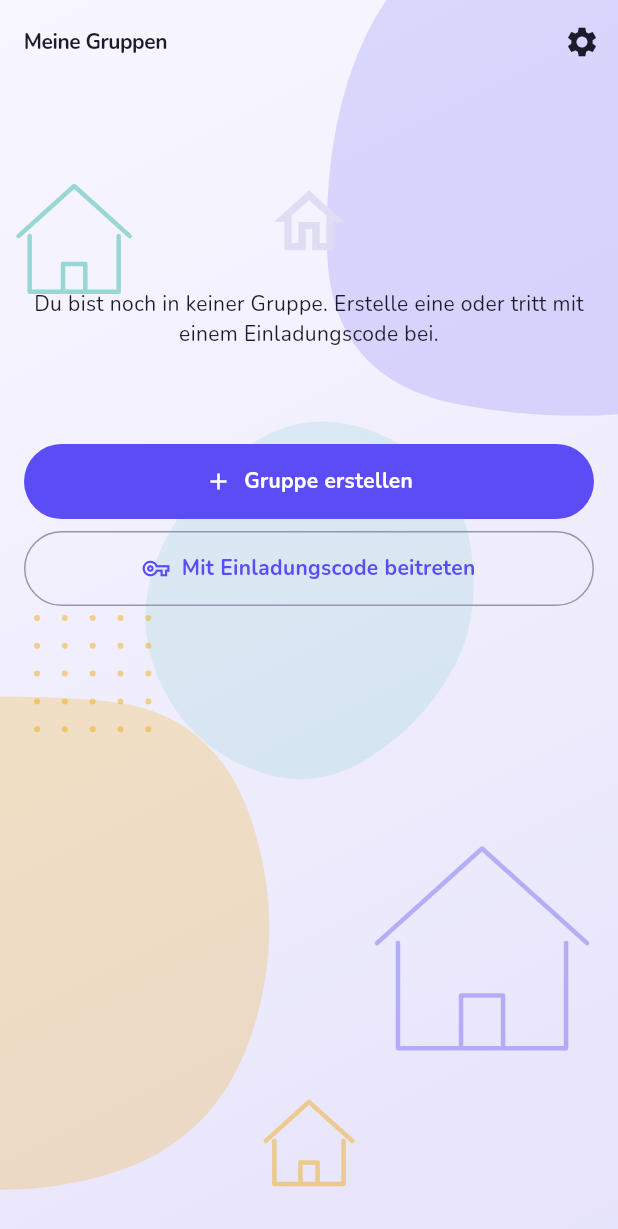
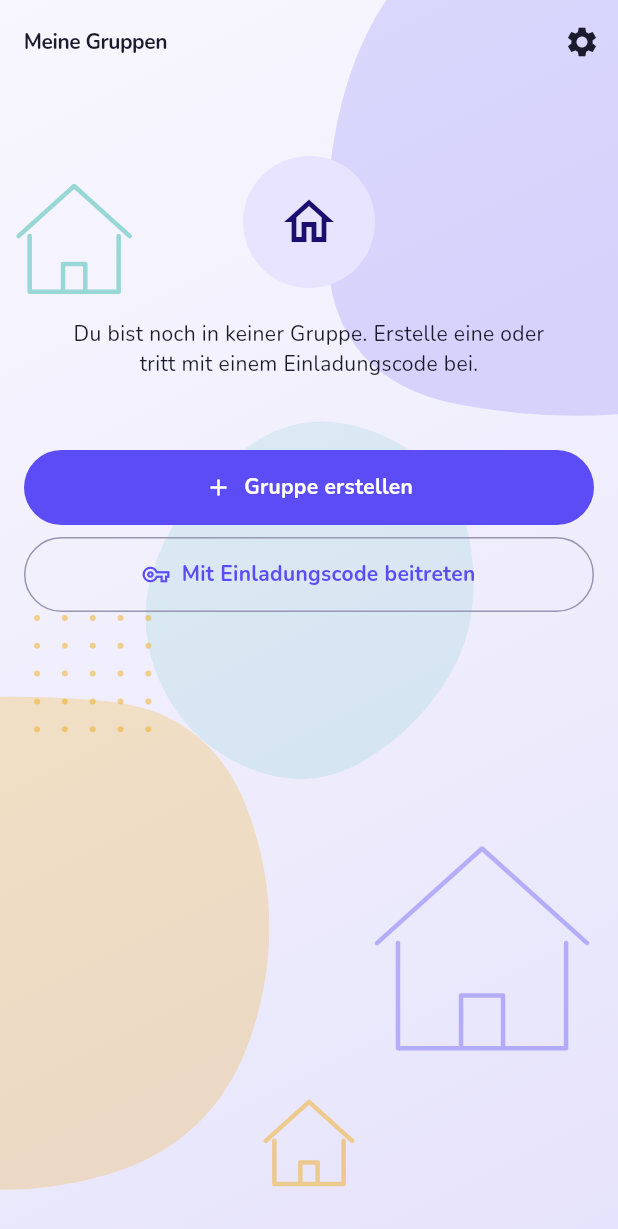
Before and after one commit to hakanemirarslan/WG-App, a Flutter app: the screen it shows once a user with an empty profile is signed in, on a phone screen of 412 x 824 dp. Shown: the top 1229 px of the screen. Run offline on Flutter 3.47's test engine with Material 3 defaults, Android fonts, the phone set to English and light mode, and no system bars; our stand-ins replace flutter_riverpod, go_router, supabase_flutter; accounts and stored records are empty; generated files the repository leaves out were written again.

Commit message:
Add icon badge and optional action to the shared empty state

```diff
--- a/lib/core/error_view.dart
+++ b/lib/core/error_view.dart
@@ -22,8 +22,7 @@ class ErrorView extends StatelessWidget {
           children: [
             Text(l10n.errorGeneric, textAlign: TextAlign.center),
             if (kDebugMode && error != null) SelectableText('$error'),
-            if (onRetry != null)
-              TextButton(onPressed: onRetry, child: Text(l10n.retryButton)),
+            if (onRetry != null) TextButton(onPressed: onRetry, child: Text(l10n.retryButton)),
           ],
         ),
       ),
@@ -36,21 +35,54 @@ class LoadingView extends StatelessWidget {
   const LoadingView({super.key});
 
   @override
-  Widget build(BuildContext context) =>
-      const Center(child: CircularProgressIndicator());
+  Widget build(BuildContext context) => const Center(child: CircularProgressIndicator());
 }
 
-/// Shared empty state: centered, padded message.
+/// Shared empty state: a soft icon badge, the message and an optional action
+/// (both [actionLabel] and [onAction] are needed for the button to show).
 class EmptyView extends StatelessWidget {
-  const EmptyView({super.key, required this.message});
+  const EmptyView({
+    super.key,
+    required this.message,
+    this.icon = Icons.inbox_outlined,
+    this.actionLabel,
+    this.onAction,
+  });
 
   final String message;
+  final IconData icon;
+  final String? actionLabel;
+  final VoidCallback? onAction;
 
   @override
-  Widget build(BuildContext context) => Center(
-    child: Padding(
-      padding: const EdgeInsets.all(32),
-      child: Text(message, textAlign: TextAlign.center),
-    ),
-  );
+  Widget build(BuildContext context) {
+    final scheme = Theme.of(context).colorScheme;
+    final showAction = actionLabel != null && onAction != null;
+    return Center(
+      child: Padding(
+        padding: const EdgeInsets.all(32),
+        child: Column(
+          mainAxisSize: MainAxisSize.min,
+          children: [
+            Container(
+              width: 88,
+              height: 88,
+              decoration: BoxDecoration(color: scheme.primaryContainer, shape: BoxShape.circle),
+              child: Icon(icon, size: 40, color: scheme.onPrimaryContainer),
+            ),
+            const SizedBox(height: 20),
+            Text(message, textAlign: TextAlign.center),
+            if (showAction) ...[
+              const SizedBox(height: 20),
+              FilledButton.icon(
+                icon: const Icon(Icons.add),
+                onPressed: onAction,
+                label: Text(actionLabel!),
+              ),
+            ],
+          ],
+        ),
+      ),
+    );
+  }
 }
--- a/lib/features/expenses/ui/expense_detail_page.dart
+++ b/lib/features/expenses/ui/expense_detail_page.dart
@@ -69,7 +69,9 @@ class ExpenseDetailPage extends ConsumerWidget {
         data: (expenses) {
           final matches = expenses.where((e) => e.id == expenseId);
           // Deleted (e.g. by someone else) or not visible any more.
-          if (matches.isEmpty) return EmptyView(message: l10n.expenseNotFound);
+          if (matches.isEmpty) {
+            return EmptyView(icon: Icons.receipt_long_outlined, message: l10n.expenseNotFound);
+          }
           final expense = matches.first;
           final canModify = expense.createdBy == myId || iAmAdmin;
 
--- a/lib/features/groups/ui/groups_page.dart
+++ b/lib/features/groups/ui/groups_page.dart
@@ -9,7 +9,6 @@ import '../../../l10n/app_localizations.dart';
 import '../../settings/providers/profile_providers.dart';
 import '../providers/groups_providers.dart';
 import 'group_error_text.dart';
-
 
 /// Group selection screen (SPEC 11, screen 2).
 /// Also syncs the app-wide locale to `profiles.locale` on login (SPEC 12).
@@ -91,20 +90,7 @@ class GroupsPage extends ConsumerWidget {
           children: [
             if (groups.isEmpty)
               FadeSlide(
-                child: Padding(
-                  padding: const EdgeInsets.symmetric(vertical: 48),
-                  child: Column(
-                    children: [
-                      Icon(
-                        Icons.home_outlined,
-                        size: 56,
-                        color: Theme.of(context).colorScheme.outlineVariant,
-                      ),
-                      const SizedBox(height: 16),
-                      Text(l10n.noGroupsYet, textAlign: TextAlign.center),
-                    ],
-                  ),
-                ),
+                child: EmptyView(icon: Icons.home_outlined, message: l10n.noGroupsYet),
               ),
             for (final (index, group) in groups.indexed)
               FadeSlide(
```
Also changed, not shown: lib/features/catalog/ui/product_picker_sheet.dart (+13 -16 lines), lib/features/expenses/ui/expense_form_page.dart (+17 -8 lines), lib/features/expenses/ui/expenses_page.dart (+6 -1 lines), lib/features/shopping_list/ui/shopping_list_page.dart (+5 -3 lines).
